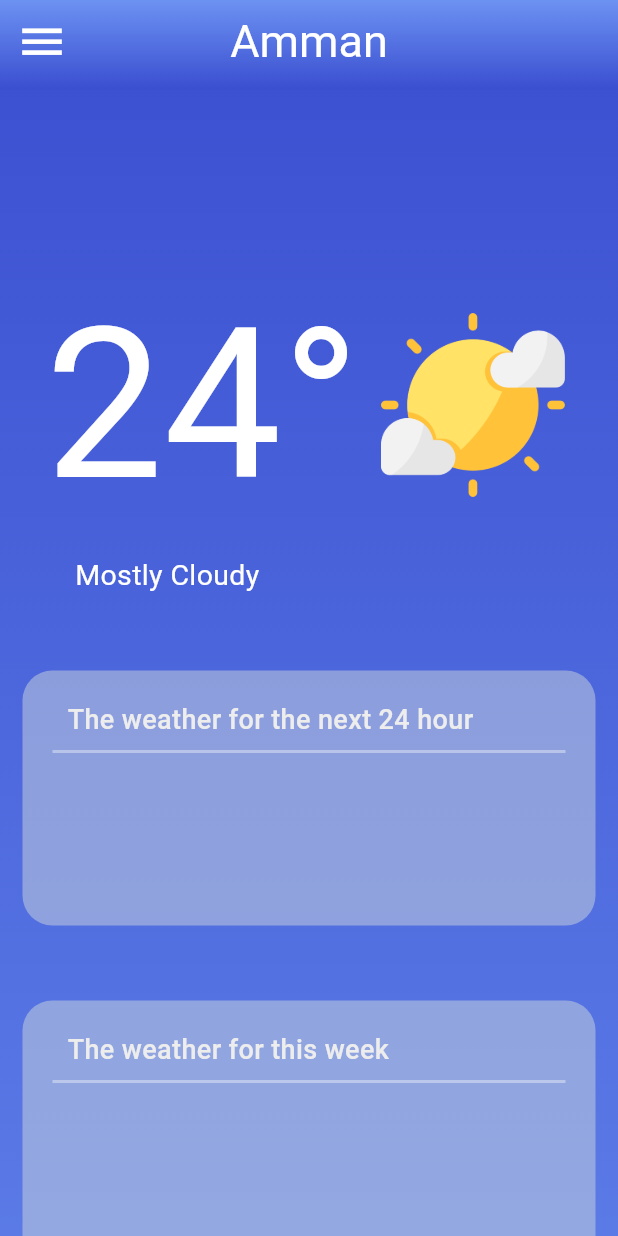
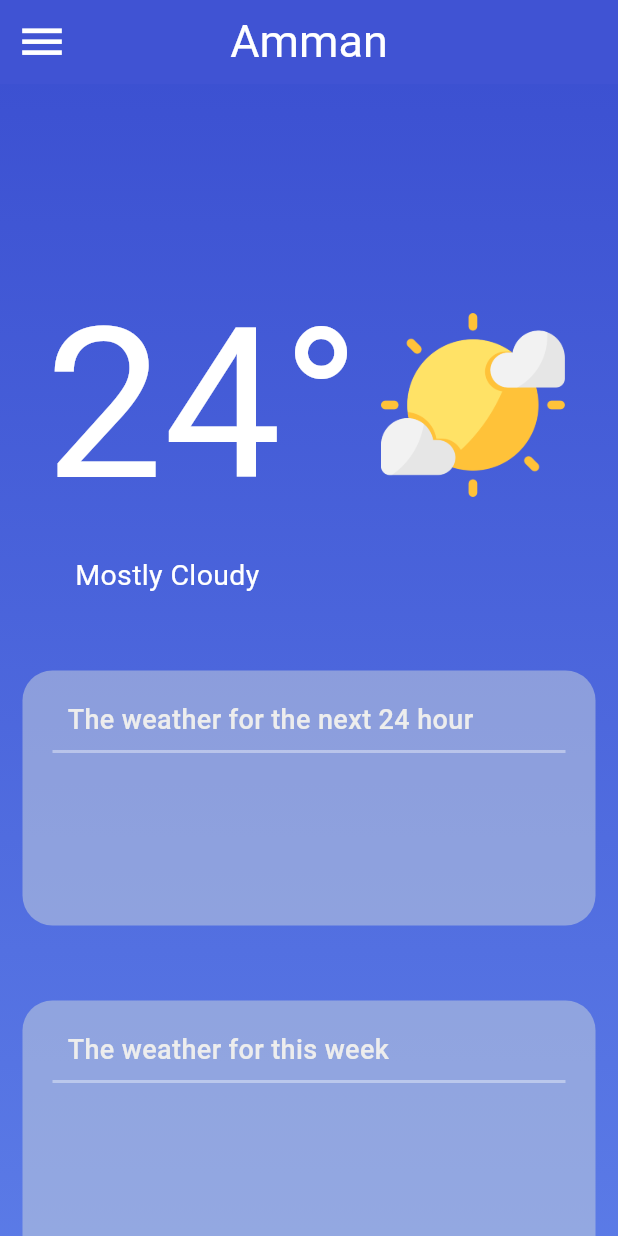
Before and after one commit to WeatherProjectInFlutter/WeatherApp, a Flutter app: the screen it shows after launch, on a phone screen of 412 x 824 dp. Run offline on Flutter 3.47's test engine with Material 3 defaults, Android fonts, the phone set to English and light mode, and no system bars.

Commit message:
update the appbar

```diff
--- a/local_weather_app/lib/main.dart
+++ b/local_weather_app/lib/main.dart
@@ -53,20 +53,46 @@ class MyApp extends StatelessWidget {
                     size: 35,
                   )),
 
+            ),*/
+                // PreferredSize(
+                //     preferredSize: Size.fromHeight(100.0),
+                //     child: AppBar(
+                //       elevation: 0,
+                //       title:const Text(
+                //         "Amman",
+                //         style: TextStyle(fontSize: 30, color: Colors.white),
+                //       ),
+                //       centerTitle: true,
+
+                //       leading: IconButton(
+                //           onPressed: () => {},
+                //           icon: const Icon(
+                //             Icons.menu,
+                //             color: Colors.white,
+                //             size: 35,
+                //           )),
+                //           backgroundColor:Color.fromARGB(255, 64, 83, 211) ,
+                //       // flexibleSpace: Container(
+                //       //   decoration: const BoxDecoration(
+                //       //       gradient: LinearGradient(
+                //       //     begin: Alignment.bottomCenter,
+                //       //     end: Alignment.topCenter,
+                //       //     colors: [
+                //       //       Color(0xFF3A4ED0), // Start color (blue)
+                //       //       Color(0xFF6C92F2), // End color (lighter blue)
+                //       //     ],
+                //       //   )),
+                //       // ),
+                //     )),
 
 
 
 
 
 
-
-
-
-            ),*/
-                PreferredSize(
-                    preferredSize: Size.fromHeight(60.0),
-                    child: AppBar(
-                      title: Text(
+                AppBar(
+              elevation: 0,
+              title: const Text(
                 "Amman",
                 style: TextStyle(fontSize: 30, color: Colors.white),
               ),
@@ -78,18 +104,13 @@ class MyApp extends StatelessWidget {
                     color: Colors.white,
                     size: 35,
                   )),
-                      flexibleSpace: Container(
-                        decoration: const BoxDecoration(
-                            gradient: LinearGradient(
-                          begin: Alignment.bottomCenter,
-                          end: Alignment.topCenter,
-                          colors: [
-                            Color(0xFF3A4ED0), // Start color (blue)
-                            Color(0xFF6C92F2), // End color (lighter blue)
-                          ],
-                        )),
+              backgroundColor: Color.fromARGB(255, 64, 83, 211),
             ),
-                    )),
+
+
+
+
+
             body: SingleChildScrollView(
               child: Container(
                 padding: const EdgeInsets.only(
@@ -108,12 +129,10 @@ class MyApp extends StatelessWidget {
                     ],
                   ),
                 ),
-                child: Column(
+                child: const Column(
                   children: [
-
                     //The current weather widget :
                     CurrentWeatherSection(),
-
 
                     const Row(
                       children: [
@@ -124,9 +143,6 @@ class MyApp extends StatelessWidget {
                         )
                       ],
                     ),
-
-
-
 
                     //This block is for the today weather (over 24 hour)
                     const TodayWeaterWindow(),
--- a/local_weather_app/pubspec.yaml
+++ b/local_weather_app/pubspec.yaml
@@ -61,6 +61,7 @@ flutter:
   # To add assets to your application, add an assets section, like this:
   assets:
     - Materials/sunny.png
+    - Materials/windy.png
   #   - images/a_dot_ham.jpeg
 
   # An image asset can refer to one or more resolution-specific "variants", see
```
Also changed, not shown: local_weather_app/Materials/windy.png (added). Lines whose indentation alone changed are shown as unchanged.
